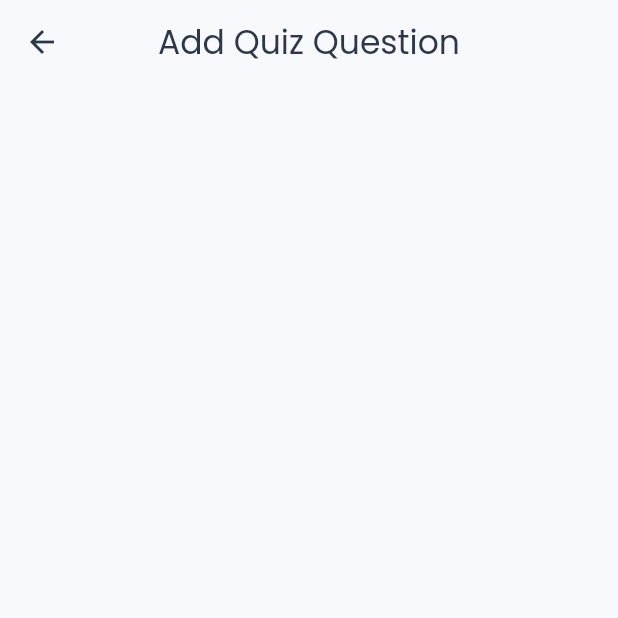
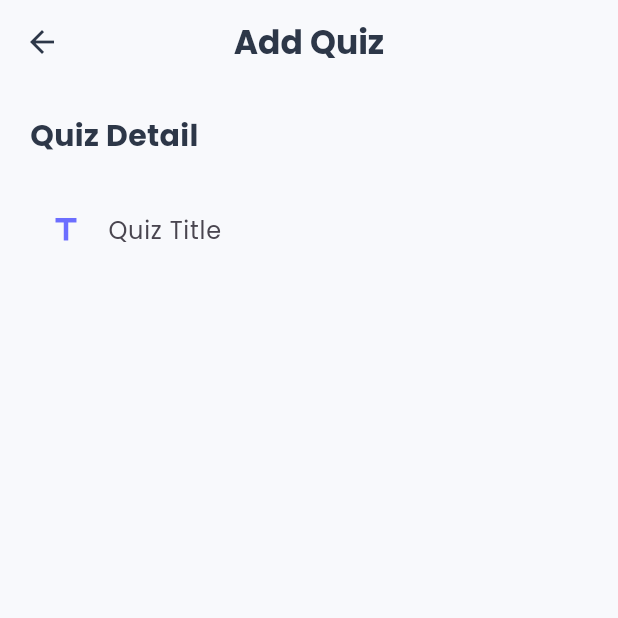
Before and after one commit to janak144/smart_quiz, a Flutter app: the AddQuizScreen screen opened directly, on a phone screen of 412 x 824 dp, the top half of it. Run offline on Flutter 3.47's test engine with Material 3 defaults, Android fonts, the phone set to English and light mode, and no system bars; our stand-ins replace cloud_firestore, firebase_core, google_fonts; accounts and stored records are empty.

Commit message:
11/2/26 11:07

```diff
--- a/lib/view/admin/add_quiz_screen.dart
+++ b/lib/view/admin/add_quiz_screen.dart
@@ -1,5 +1,8 @@
 import 'package:cloud_firestore/cloud_firestore.dart';
 import 'package:flutter/material.dart';
+import 'package:smart_quiz/model/category.dart';
+import 'package:smart_quiz/model/question.dart';
+import 'package:smart_quiz/model/quiz.dart';
 import 'package:smart_quiz/theme/theme.dart';
 
 class AddQuizScreen extends StatefulWidget {
@@ -68,13 +71,146 @@ class _AddQuizScreenState extends State<AddQuizScreen> {
     });
   }
 
-  //2:24:30
+  void _removeQuestion(int index) {
+    setState(() {
+      _questionsItems[index].dispose();
+      _questionsItems.removeAt(index);
+    });
+  }
+
+  Future<void> _saveQuiz() async {
+    if (!_fromKey.currentState!.validate()) {
+      return;
+    }
+    if (_selectedCategoryId == null) {
+      ScaffoldMessenger.of(
+        context,
+      ).showSnackBar(SnackBar(content: Text("Please Select Catgory")));
+      return;
+    }
+
+    setState(() {
+      _isLoading = true;
+    });
+    try {
+      final questions = _questionsItems
+          .map(
+            (item) => Question(
+              text: item.questionController.text.trim(),
+              options: item.optionControllers
+                  .map((e) => e.text.trim())
+                  .toList(),
+              correctOptionIndex: item.correctOptionIndex,
+            ),
+          )
+          .toList();
+
+      await _firestore
+          .collection("quizzes")
+          .doc()
+          .set(
+            Quiz(
+              id: _firestore.collection("quizzes").doc().id,
+              title: _titleController.text.trim(),
+              categoryId: _selectedCategoryId!,
+              timeLimit: int.parse(_timeLimitController.text),
+              questions: questions,
+              createdAt: DateTime.now(),
+            ).toMap(),
+          );
+      ScaffoldMessenger.of(
+        context,
+      ).showSnackBar(SnackBar(content: Text("Quiz added Successfully")));
+      Navigator.pop(context);
+    } catch (e) {
+      ScaffoldMessenger.of(context).showSnackBar(
+        SnackBar(
+          content: Text(
+            "Failed to add quiz",
+            style: TextStyle(color: Colors.white),
+          ),
+          backgroundColor: AppTheme.secondaryColor,
+        ),
+      );
+    } finally {
+      setState(() {
+        _isLoading = false;
+      });
+    }
+  }
+
   @override
   Widget build(BuildContext context) {
     return Scaffold(
       appBar: AppBar(
         backgroundColor: AppTheme.backgroundColor,
-        title: Text("Add Quiz Question"),
+        title: Text("Add Quiz", style: TextStyle(fontWeight: FontWeight.bold)),
+      ),
+      body: Form(
+        key: _fromKey,
+        child: ListView(
+          padding: EdgeInsets.all(20),
+          children: [
+            Column(
+              crossAxisAlignment: CrossAxisAlignment.start,
+              children: [
+                Text(
+                  "Quiz Detail",
+                  style: TextStyle(
+                    fontSize: 20,
+                    fontWeight: FontWeight.bold,
+                    color: AppTheme.textPrimaryColor,
+                  ),
+                ),
+                SizedBox(height: 20),
+                TextFormField(
+                  controller: _titleController,
+                  decoration: InputDecoration(
+                    labelText: "Quiz Title",
+                    hintText: "Enter quiz Title",
+                    prefixIcon: Icon(Icons.title, color: AppTheme.primaryColor),
+                  ),
+                  validator: (value) {
+                    if (value == null || value.isEmpty) {
+                      return "Please enter quiz title";
+                    }
+                    return null;
+                  },
+                ),
+                SizedBox(height: 16),
+                if (widget.categoryId == null)
+                  StreamBuilder<QuerySnapshot>(
+                    stream: _firestore
+                        .collection('categories')
+                        .orderBy('name')
+                        .snapshots(),
+                    builder: (context, snapshot) {
+                      if (snapshot.hasError) {
+                        return Text("Error");
+                      }
+                      if (!snapshot.hasData) {
+                        return Center(
+                          child: CircularProgressIndicator(
+                            color: AppTheme.primaryColor,
+                          ),
+                        );
+                      }
+                      final categories = snapshot.data!.docs
+                          .map(
+                            (doc) => Category.fromMap(
+                              doc.id,
+                              doc.data() as Map<String, dynamic>,
+                            ),
+                          )
+                          .toList();
+
+                      //2:33:00
+                    },
+                  ),
+              ],
+            ),
+          ],
+        ),
       ),
     );
   }
```
Also changed, not shown: pubspec.lock.
